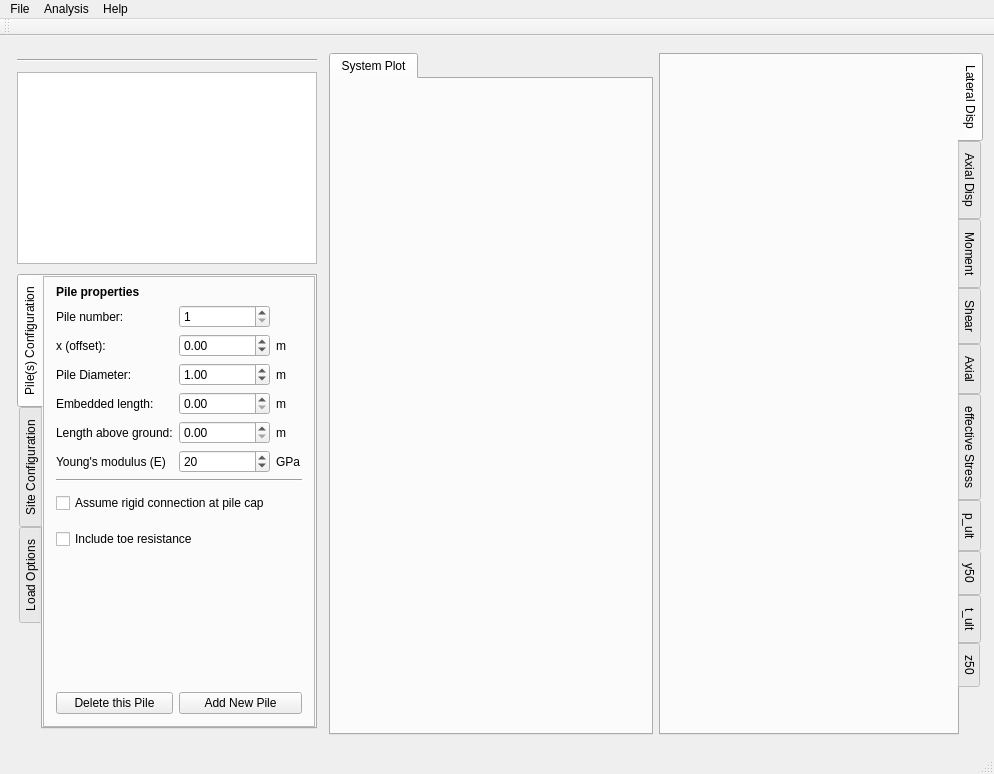
This is mainWindow/mainwindow.ui in NHERI-SimCenter/PileGroupTool as Qt 5 draws it before an edit. The edited form follows.
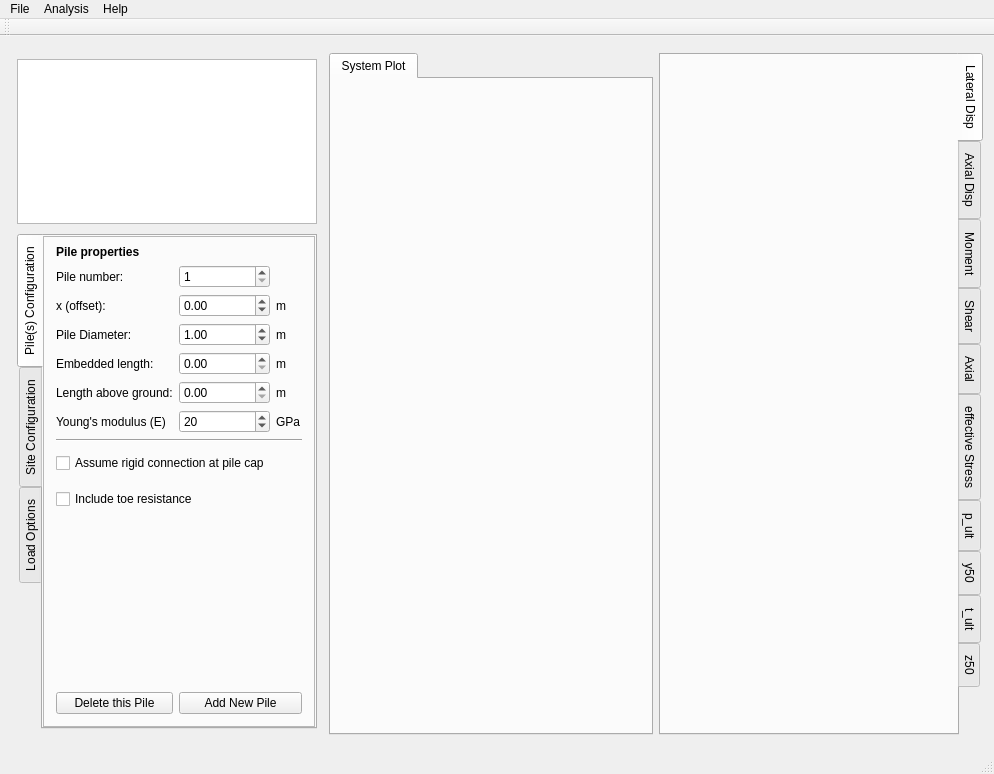
This is the edited form. Custom widgets are drawn as their Qt base class.

Commit message: Fixing resizing bug reported by Harish Kumar Reddy

Patch:
```diff
--- a/mainWindow/mainwindow.ui
+++ b/mainWindow/mainwindow.ui
@@ -82,17 +82,10 @@
       <property name="bottomMargin">
        <number>6</number>
       </property>
-      <item>
-       <widget class="Line" name="line_3">
-        <property name="orientation">
-         <enum>Qt::Horizontal</enum>
-        </property>
-       </widget>
-      </item>
       <item>
        <widget class="QTextBrowser" name="textBrowser">
         <property name="sizePolicy">
-         <sizepolicy hsizetype="Expanding" vsizetype="MinimumExpanding">
+         <sizepolicy hsizetype="Expanding" vsizetype="Preferred">
           <horstretch>0</horstretch>
           <verstretch>1</verstretch>
          </sizepolicy>
@@ -118,7 +111,7 @@
         <property name="minimumSize">
          <size>
           <width>300</width>
-          <height>300</height>
+          <height>200</height>
          </size>
         </property>
         <property name="tabPosition">
```
